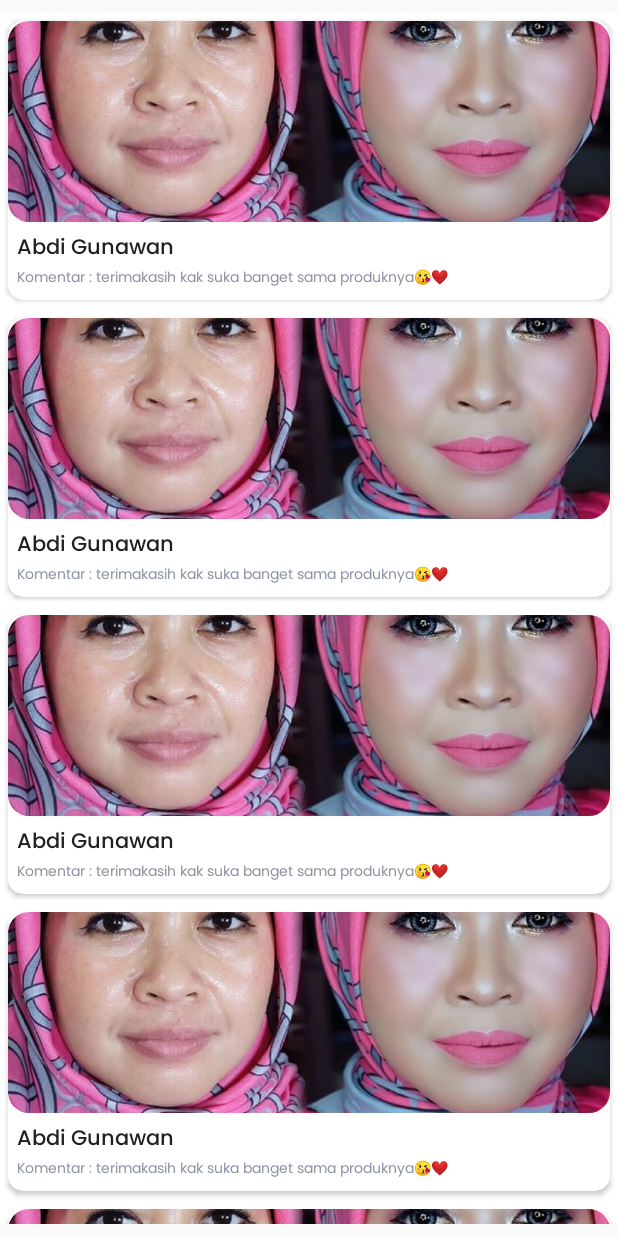
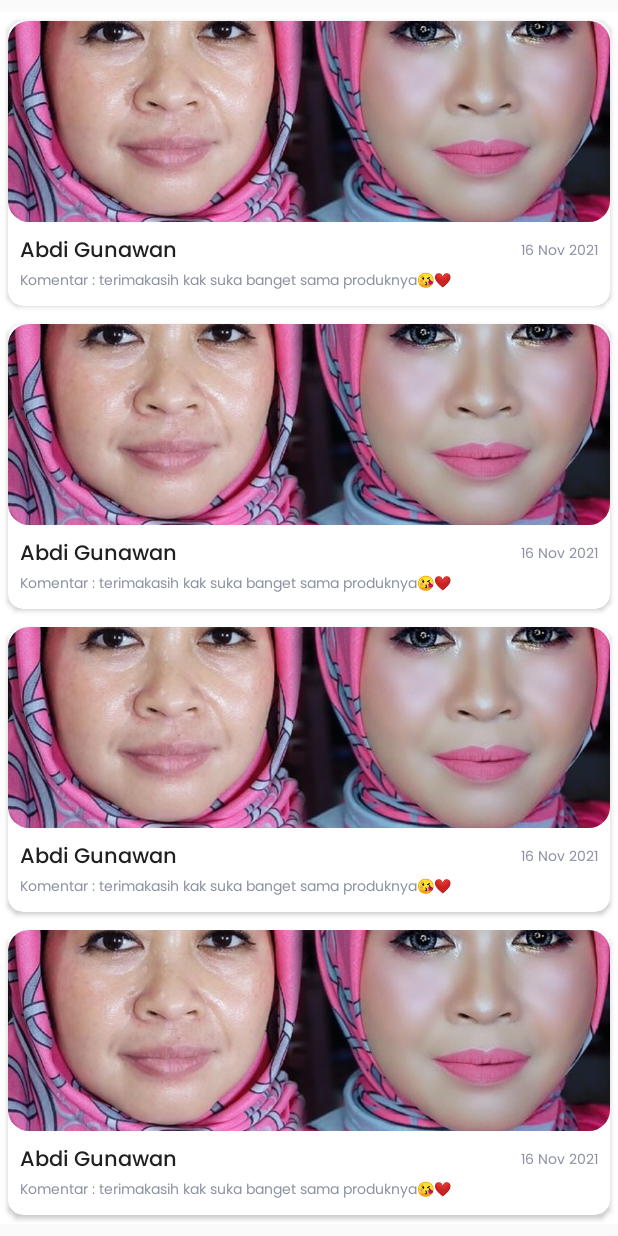
Before and after one commit to abdigunawan/Makeup.me, an Android app: the fragment TestimoniMuaFragment shown on its own in the app's theme, on a phone screen of 412 x 824 dp. Run offline under Robolectric (Android 15) with nearby library versions, the phone set to English and light mode, and no system bars.

Commit message:
tambahan tanggal pada testimoni mua

```diff
--- a/app/src/main/java/com/abdigunawan/makeupme/model/dummy/MuaTestimoniModel.kt
+++ b/app/src/main/java/com/abdigunawan/makeupme/model/dummy/MuaTestimoniModel.kt
@@ -1,15 +1,18 @@
 package com.abdigunawan.makeupme.model.dummy
 
-class MuaTestimoniModel(pelanggan:String, src:String, komentar:String) {
+class MuaTestimoniModel(pelanggan:String, src:String, komentar:String, tanggal:String) {
 
     var pelanggan = ""
     var src = ""
     var komentar = ""
+    var tanggal = ""
 
     init {
         this.pelanggan = pelanggan
         this.src = src
         this.komentar = komentar
+        this.tanggal = tanggal
+
     }
 
 }
--- a/app/src/main/java/com/abdigunawan/makeupme/ui/detail/testimoni/TestimoniMuaAdapter.kt
+++ b/app/src/main/java/com/abdigunawan/makeupme/ui/detail/testimoni/TestimoniMuaAdapter.kt
@@ -33,6 +33,7 @@ class TestimoniMuaAdapter(
             itemView.apply {
                 tvPelanggan.text = data.pelanggan
                 tvKomentar.text = data.komentar
+                tvtanggalTestimoni.text = data.tanggal
 
 //                Glide.with(context)
 //                    .load(data.src)
--- a/app/src/main/java/com/abdigunawan/makeupme/ui/detail/testimoni/TestimoniMuaFragment.kt
+++ b/app/src/main/java/com/abdigunawan/makeupme/ui/detail/testimoni/TestimoniMuaFragment.kt
@@ -38,14 +38,14 @@ class TestimoniMuaFragment : Fragment(),TestimoniMuaAdapter.ItemAdapterCallback
 
     fun initDataDummy() {
         menuArrayList = ArrayList()
-        menuArrayList.add(MuaTestimoniModel("Abdi Gunawan", "", "Komentar : terimakasih kak suka banget sama produknya\uD83D\uDE18❤"))
-        menuArrayList.add(MuaTestimoniModel("Abdi Gunawan", "", "Komentar : terimakasih kak suka banget sama produknya\uD83D\uDE18❤"))
-        menuArrayList.add(MuaTestimoniModel("Abdi Gunawan", "", "Komentar : terimakasih kak suka banget sama produknya\uD83D\uDE18❤"))
-        menuArrayList.add(MuaTestimoniModel("Abdi Gunawan", "", "Komentar : terimakasih kak suka banget sama produknya\uD83D\uDE18❤"))
-        menuArrayList.add(MuaTestimoniModel("Abdi Gunawan", "", "Komentar : terimakasih kak suka banget sama produknya\uD83D\uDE18❤"))
-        menuArrayList.add(MuaTestimoniModel("Abdi Gunawan", "", "Komentar : terimakasih kak suka banget sama produknya\uD83D\uDE18❤"))
-        menuArrayList.add(MuaTestimoniModel("Abdi Gunawan", "", "Komentar : terimakasih kak suka banget sama produknya\uD83D\uDE18❤"))
-        menuArrayList.add(MuaTestimoniModel("Abdi Gunawan", "", "Komentar : terimakasih kak suka banget sama produknya\uD83D\uDE18❤"))
+        menuArrayList.add(MuaTestimoniModel("Abdi Gunawan", "", "Komentar : terimakasih kak suka banget sama produknya\uD83D\uDE18❤","16 Nov 2021"))
+        menuArrayList.add(MuaTestimoniModel("Abdi Gunawan", "", "Komentar : terimakasih kak suka banget sama produknya\uD83D\uDE18❤","16 Nov 2021"))
+        menuArrayList.add(MuaTestimoniModel("Abdi Gunawan", "", "Komentar : terimakasih kak suka banget sama produknya\uD83D\uDE18❤","16 Nov 2021"))
+        menuArrayList.add(MuaTestimoniModel("Abdi Gunawan", "", "Komentar : terimakasih kak suka banget sama produknya\uD83D\uDE18❤","16 Nov 2021"))
+        menuArrayList.add(MuaTestimoniModel("Abdi Gunawan", "", "Komentar : terimakasih kak suka banget sama produknya\uD83D\uDE18❤","16 Nov 2021"))
+        menuArrayList.add(MuaTestimoniModel("Abdi Gunawan", "", "Komentar : terimakasih kak suka banget sama produknya\uD83D\uDE18❤","16 Nov 2021"))
+        menuArrayList.add(MuaTestimoniModel("Abdi Gunawan", "", "Komentar : terimakasih kak suka banget sama produknya\uD83D\uDE18❤","16 Nov 2021"))
+        menuArrayList.add(MuaTestimoniModel("Abdi Gunawan", "", "Komentar : terimakasih kak suka banget sama produknya\uD83D\uDE18❤","16 Nov 2021"))
     }
 
     override fun onClick(v: View, data: MuaTestimoniModel) {
--- a/app/src/main/res/layout/item_testimoni_horizontal.xml
+++ b/app/src/main/res/layout/item_testimoni_horizontal.xml
@@ -7,49 +7,66 @@
     android:layout_width="wrap_content"
     android:layout_height="wrap_content">
 
-    <LinearLayout
+    <androidx.constraintlayout.widget.ConstraintLayout
         android:layout_width="match_parent"
         android:layout_height="match_parent"
         android:orientation="vertical">
 
         <androidx.cardview.widget.CardView
+            android:id="@+id/cardView2"
             android:layout_width="match_parent"
             android:layout_height="134dp"
             android:layout_gravity="center"
+            android:elevation="10dp"
             android:outlineSpotShadowColor="@color/white"
             app:cardCornerRadius="14dp"
-            android:elevation="10dp">
+            app:layout_constraintEnd_toEndOf="parent"
+            app:layout_constraintStart_toStartOf="parent"
+            app:layout_constraintTop_toTopOf="parent">
 
             <ImageView
                 android:id="@+id/ivTestimoni"
                 android:layout_width="match_parent"
+                android:layout_height="match_parent"
                 android:layout_gravity="center"
-                android:layout_height="match_parent"
                 android:scaleType="centerCrop"
                 android:src="@drawable/iv_testimoni" />
-
         </androidx.cardview.widget.CardView>
 
         <TextView
             android:id="@+id/tvPelanggan"
             style="@style/TextView.PoppinsMedium14sp202020"
+            android:layout_width="match_parent"
+            android:layout_height="wrap_content"
+            android:layout_marginStart="8dp"
+            android:layout_marginTop="8dp"
             android:text="Abdi Gunawan"
-            android:layout_marginTop="6dp"
-            android:layout_marginStart="6dp"
-            android:layout_marginEnd="6dp"
-            android:layout_width="match_parent"
-            android:layout_height="wrap_content"/>
+            app:layout_constraintStart_toStartOf="parent"
+            app:layout_constraintTop_toBottomOf="@id/cardView2" />
 
         <TextView
             android:id="@+id/tvKomentar"
             style="@style/TextView.PoppinsReguler9sp8D92A3"
+            android:layout_width="match_parent"
+            android:layout_height="wrap_content"
+            android:layout_marginStart="8dp"
+            android:layout_marginBottom="8dp"
             android:text="Komentarnya Disini"
-            android:layout_marginStart="6dp"
-            android:layout_marginEnd="6dp"
-            android:layout_marginBottom="6dp"
+            app:layout_constraintBottom_toBottomOf="parent"
+            app:layout_constraintStart_toStartOf="parent"
+            app:layout_constraintTop_toBottomOf="@+id/tvPelanggan" />
+
+        <TextView
+            android:id="@+id/tvtanggalTestimoni"
+            style="@style/TextView.PoppinsReguler9sp8D92A3"
             android:layout_width="match_parent"
-            android:layout_height="wrap_content"/>
+            android:layout_height="wrap_content"
+            android:layout_marginEnd="8dp"
+            android:text="Tanggal Disini"
+            app:layout_constraintBottom_toTopOf="@+id/tvKomentar"
+            app:layout_constraintEnd_toEndOf="parent"
+            app:layout_constraintTop_toTopOf="@+id/tvPelanggan" />
 
-    </LinearLayout>
+    </androidx.constraintlayout.widget.ConstraintLayout>
 
 </androidx.cardview.widget.CardView>
```
